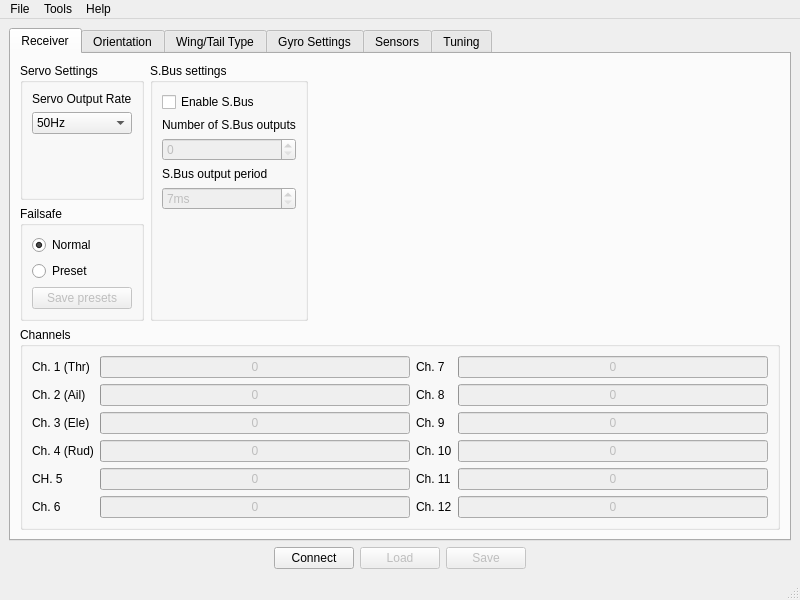
This is software/RX12GConfig/mainwindow.ui in bemcgarvey/RX12G as Qt 5 draws it before an edit. The edited form follows.
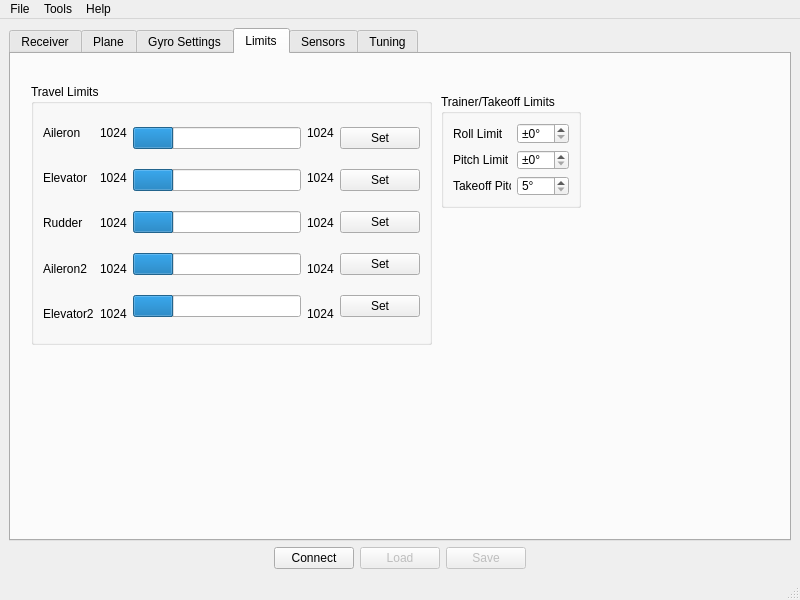
This is the edited form. The open tabs and pages were chosen to show the change.

Diff of the .ui file:
```diff
--- a/software/RX12GConfig/mainwindow.ui
+++ b/software/RX12GConfig/mainwindow.ui
@@ -491,7 +491,7 @@
       </widget>
       <widget class="QWidget" name="tab_2">
        <attribute name="title">
-        <string>Orientation</string>
+        <string>Plane</string>
        </attribute>
        <widget class="QGroupBox" name="groupBox_4">
         <property name="geometry">
@@ -536,11 +536,6 @@
          </item>
         </layout>
        </widget>
-      </widget>
-      <widget class="QWidget" name="tab_3">
-       <attribute name="title">
-        <string>Wing/Tail Type</string>
-       </attribute>
        <widget class="QGroupBox" name="groupBox_2">
         <property name="geometry">
          <rect>
@@ -1873,6 +1868,314 @@
         </layout>
        </widget>
       </widget>
+      <widget class="QWidget" name="limitsTab">
+       <attribute name="title">
+        <string>Limits</string>
+       </attribute>
+       <widget class="QGroupBox" name="groupBox_11">
+        <property name="geometry">
+         <rect>
+          <x>430</x>
+          <y>40</y>
+          <width>140</width>
+          <height>114</height>
+         </rect>
+        </property>
+        <property name="title">
+         <string>Trainer/Takeoff Limits</string>
+        </property>
+        <layout class="QGridLayout" name="gridLayout_6">
+         <item row="0" column="0">
+          <widget class="QLabel" name="label_37">
+           <property name="text">
+            <string>Roll Limit</string>
+           </property>
+          </widget>
+         </item>
+         <item row="0" column="1">
+          <widget class="QSpinBox" name="spinBox_2">
+           <property name="suffix">
+            <string>°</string>
+           </property>
+           <property name="prefix">
+            <string>±</string>
+           </property>
+           <property name="maximum">
+            <number>90</number>
+           </property>
+          </widget>
+         </item>
+         <item row="1" column="0">
+          <widget class="QLabel" name="label_38">
+           <property name="text">
+            <string>Pitch Limit</string>
+           </property>
+          </widget>
+         </item>
+         <item row="1" column="1">
+          <widget class="QSpinBox" name="spinBox_6">
+           <property name="suffix">
+            <string>°</string>
+           </property>
+           <property name="prefix">
+            <string>±</string>
+           </property>
+           <property name="maximum">
+            <number>90</number>
+           </property>
+          </widget>
+         </item>
+         <item row="2" column="0">
+          <widget class="QLabel" name="label_39">
+           <property name="text">
+            <string>Takeoff Pitch</string>
+           </property>
+          </widget>
+         </item>
+         <item row="2" column="1">
+          <widget class="QSpinBox" name="spinBox_9">
+           <property name="suffix">
+            <string>°</string>
+           </property>
+           <property name="prefix">
+            <string/>
+           </property>
+           <property name="minimum">
+            <number>5</number>
+           </property>
+           <property name="maximum">
+            <number>30</number>
+           </property>
+          </widget>
+         </item>
+        </layout>
+       </widget>
+       <widget class="QGroupBox" name="groupBox_12">
+        <property name="geometry">
+         <rect>
+          <x>20</x>
+          <y>30</y>
+          <width>401</width>
+          <height>261</height>
+         </rect>
+        </property>
+        <property name="title">
+         <string>Travel Limits</string>
+        </property>
+        <layout class="QHBoxLayout" name="horizontalLayout_6">
+         <item>
+          <layout class="QVBoxLayout" name="verticalLayout_12">
+           <item>
+            <widget class="QLabel" name="label_40">
+             <property name="text">
+              <string>Aileron</string>
+             </property>
+            </widget>
+           </item>
+           <item>
+            <widget class="QLabel" name="label_43">
+             <property name="text">
+              <string>Elevator</string>
+             </property>
+            </widget>
+           </item>
+           <item>
+            <widget class="QLabel" name="label_46">
+             <property name="text">
+              <string>Rudder</string>
+             </property>
+            </widget>
+           </item>
+           <item>
+            <widget class="QLabel" name="label_49">
+             <property name="text">
+              <string>Aileron2</string>
+             </property>
+            </widget>
+           </item>
+           <item>
+            <widget class="QLabel" name="label_52">
+             <property name="text">
+              <string>Elevator2</string>
+             </property>
+            </widget>
+           </item>
+          </layout>
+         </item>
+         <item>
+          <layout class="QVBoxLayout" name="verticalLayout_13">
+           <item>
+            <widget class="QLabel" name="label_41">
+             <property name="text">
+              <string>1024</string>
+             </property>
+            </widget>
+           </item>
+           <item>
+            <widget class="QLabel" name="label_44">
+             <property name="text">
+              <string>1024</string>
+             </property>
+            </widget>
+           </item>
+           <item>
+            <widget class="QLabel" name="label_47">
+             <property name="text">
+              <string>1024</string>
+             </property>
+            </widget>
+           </item>
+           <item>
+            <widget class="QLabel" name="label_50">
+             <property name="text">
+              <string>1024</string>
+             </property>
+            </widget>
+           </item>
+           <item>
+            <widget class="QLabel" name="label_53">
+             <property name="text">
+              <string>1024</string>
+             </property>
+            </widget>
+           </item>
+          </layout>
+         </item>
+         <item>
+          <layout class="QVBoxLayout" name="verticalLayout_14">
+           <item>
+            <widget class="QProgressBar" name="progressBar">
+             <property name="value">
+              <number>24</number>
+             </property>
+             <property name="textVisible">
+              <bool>false</bool>
+             </property>
+            </widget>
+           </item>
+           <item>
+            <widget class="QProgressBar" name="progressBar_2">
+             <property name="value">
+              <number>24</number>
+             </property>
+             <property name="textVisible">
+              <bool>false</bool>
+             </property>
+            </widget>
+           </item>
+           <item>
+            <widget class="QProgressBar" name="progressBar_3">
+             <property name="value">
+              <number>24</number>
+             </property>
+             <property name="textVisible">
+              <bool>false</bool>
+             </property>
+            </widget>
+           </item>
+           <item>
+            <widget class="QProgressBar" name="progressBar_4">
+             <property name="value">
+              <number>24</number>
+             </property>
+             <property name="textVisible">
+              <bool>false</bool>
+             </property>
+            </widget>
+           </item>
+           <item>
+            <widget class="QProgressBar" name="progressBar_5">
+             <property name="value">
+              <number>24</number>
+             </property>
+             <property name="textVisible">
+              <bool>false</bool>
+             </property>
+            </widget>
+           </item>
+          </layout>
+         </item>
+         <item>
+          <layout class="QVBoxLayout" name="verticalLayout_15">
+           <item>
+            <widget class="QLabel" name="label_42">
+             <property name="text">
+              <string>1024</string>
+             </property>
+            </widget>
+           </item>
+           <item>
+            <widget class="QLabel" name="label_45">
+             <property name="text">
+              <string>1024</string>
+             </property>
+            </widget>
+           </item>
+           <item>
+            <widget class="QLabel" name="label_48">
+             <property name="text">
+              <string>1024</string>
+             </property>
+            </widget>
+           </item>
+           <item>
+            <widget class="QLabel" name="label_51">
+             <property name="text">
+              <string>1024</string>
+             </property>
+            </widget>
+           </item>
+           <item>
+            <widget class="QLabel" name="label_54">
+             <property name="text">
+              <string>1024</string>
+             </property>
+            </widget>
+           </item>
+          </layout>
+         </item>
+         <item>
+          <layout class="QVBoxLayout" name="verticalLayout_16">
+           <item>
+            <widget class="QPushButton" name="pushButton_2">
+             <property name="text">
+              <string>Set</string>
+             </property>
+            </widget>
+           </item>
+           <item>
+            <widget class="QPushButton" name="pushButton_3">
+             <property name="text">
+              <string>Set</string>
+             </property>
+            </widget>
+           </item>
+           <item>
+            <widget class="QPushButton" name="pushButton_4">
+             <property name="text">
+              <string>Set</string>
+             </property>
+            </widget>
+           </item>
+           <item>
+            <widget class="QPushButton" name="pushButton_5">
+             <property name="text">
+              <string>Set</string>
+             </property>
+            </widget>
+           </item>
+           <item>
+            <widget class="QPushButton" name="pushButton_6">
+             <property name="text">
+              <string>Set</string>
+             </property>
+            </widget>
+           </item>
+          </layout>
+         </item>
+        </layout>
+       </widget>
+      </widget>
       <widget class="QWidget" name="sensorTab">
        <attribute name="title">
         <string>Sensors</string>
```
Left out of the diff: 57 changed lines with no effect on the pictures.
